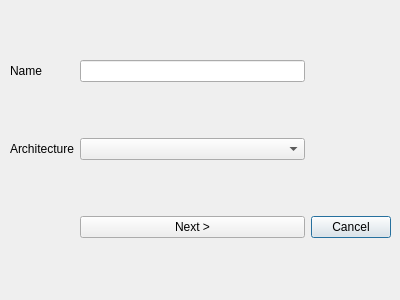
Before: the Qt Designer form ui/NewVM.ui in Tech-FZ/EmuGUI, drawn with Qt 5.
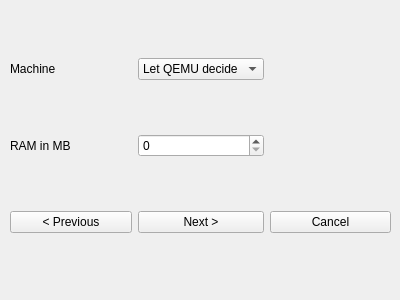
After: the same form once the commit is applied. The open tabs and pages were chosen to show the change.

```diff
--- a/ui/NewVM.ui
+++ b/ui/NewVM.ui
@@ -1724,6 +1724,91 @@
      </layout>
     </widget>
    </widget>
+   <widget class="QWidget" name="page_13">
+    <widget class="QWidget" name="gridLayoutWidget_13">
+     <property name="geometry">
+      <rect>
+       <x>0</x>
+       <y>0</y>
+       <width>381</width>
+       <height>271</height>
+      </rect>
+     </property>
+     <layout class="QGridLayout" name="gridLayout_13">
+      <item row="3" column="1">
+       <widget class="QPushButton" name="pushButton_40">
+        <property name="text">
+         <string>Next &gt;</string>
+        </property>
+       </widget>
+      </item>
+      <item row="0" column="1">
+       <widget class="QComboBox" name="comboBox_21">
+        <item>
+         <property name="text">
+          <string>Let QEMU decide</string>
+         </property>
+        </item>
+        <item>
+         <property name="text">
+          <string>niagara</string>
+         </property>
+        </item>
+        <item>
+         <property name="text">
+          <string>sun4u</string>
+         </property>
+        </item>
+        <item>
+         <property name="text">
+          <string>sun4v</string>
+         </property>
+        </item>
+        <item>
+         <property name="text">
+          <string>none</string>
+         </property>
+        </item>
+       </widget>
+      </item>
+      <item row="2" column="1">
+       <widget class="QSpinBox" name="spinBox_8">
+        <property name="maximum">
+         <number>32768</number>
+        </property>
+       </widget>
+      </item>
+      <item row="2" column="0">
+       <widget class="QLabel" name="label_36">
+        <property name="text">
+         <string>RAM in MB</string>
+        </property>
+       </widget>
+      </item>
+      <item row="0" column="0">
+       <widget class="QLabel" name="label_37">
+        <property name="text">
+         <string>Machine</string>
+        </property>
+       </widget>
+      </item>
+      <item row="3" column="0">
+       <widget class="QPushButton" name="pushButton_41">
+        <property name="text">
+         <string>&lt; Previous</string>
+        </property>
+       </widget>
+      </item>
+      <item row="3" column="2">
+       <widget class="QPushButton" name="pushButton_42">
+        <property name="text">
+         <string>Cancel</string>
+        </property>
+       </widget>
+      </item>
+     </layout>
+    </widget>
+   </widget>
    <widget class="QWidget" name="page_5">
     <widget class="QWidget" name="gridLayoutWidget_5">
      <property name="geometry">
```
Left out of the diff: 5 changed lines with no effect on the pictures.
